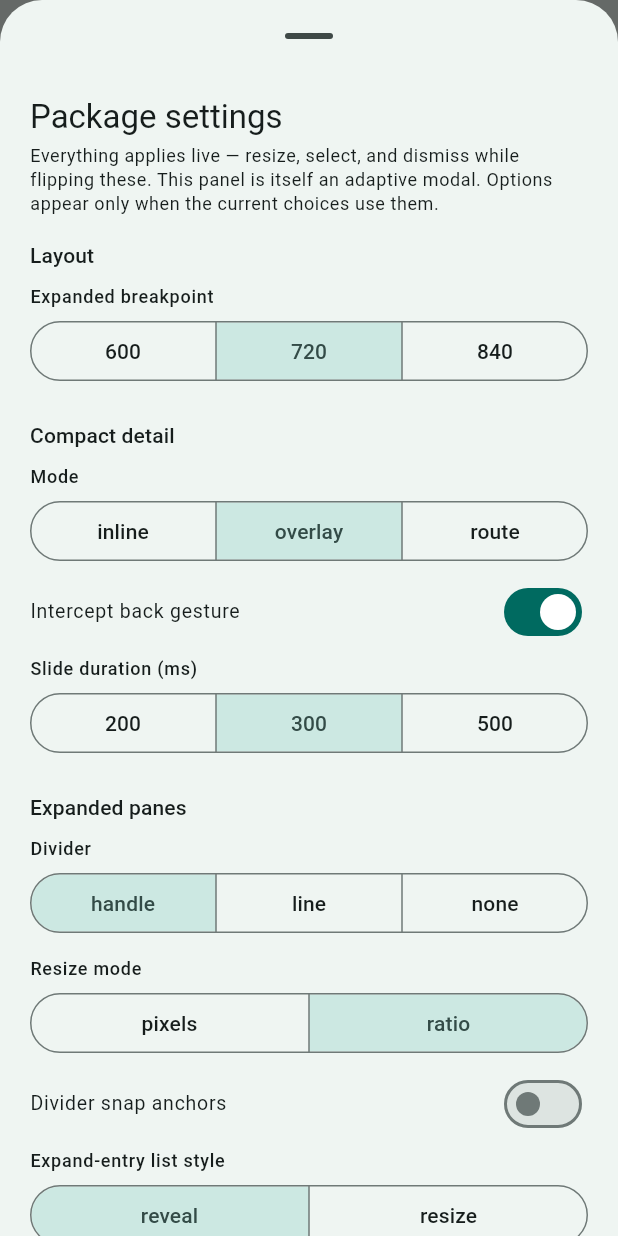
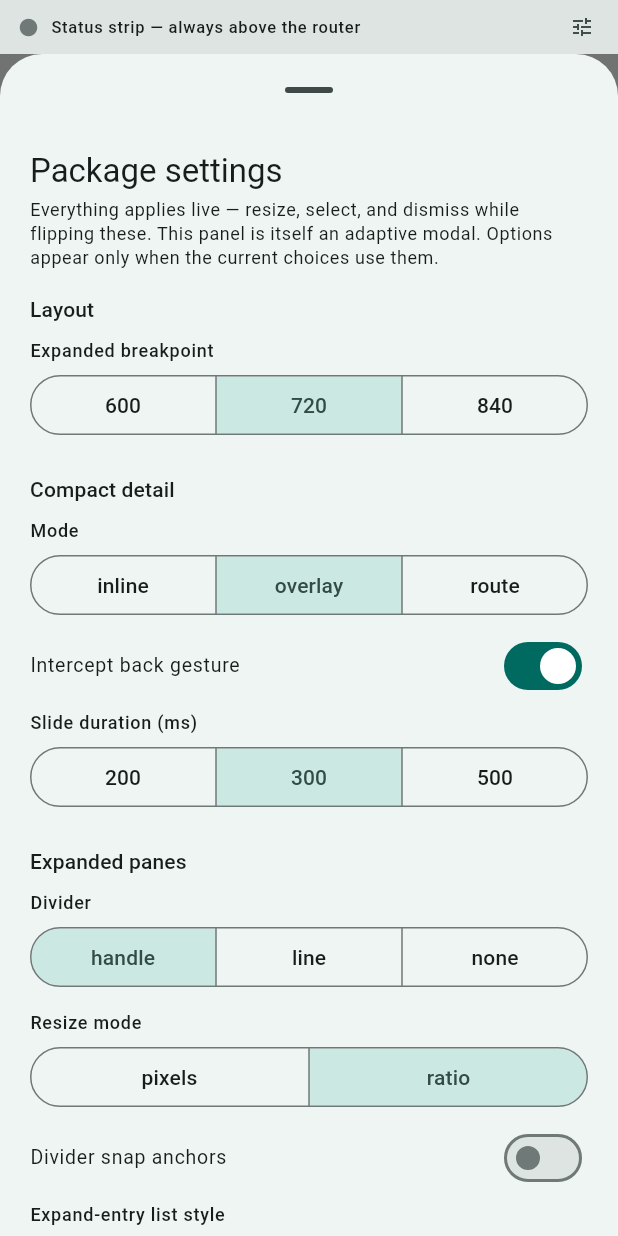
Before and after one commit to whuppi/morph_kit, a Flutter app: the screen it shows after launch, after a tap on the "tune" icon, on a phone screen of 412 x 824 dp. Run offline on Flutter 3.47's test engine with Material 3 defaults, Android fonts, the phone set to English and light mode, and no system bars; our stand-ins replace auto_route.

Commit message:
docs(example): status strip moves to MaterialApp.builder — chrome above every route

```diff
--- a/example/lib/main.dart
+++ b/example/lib/main.dart
@@ -71,6 +71,32 @@ class _ExampleAppState extends State<ExampleApp> {
             ),
           ),
           routerConfig: _router.config(),
+          // App chrome that must outlive EVERY route lives here, above
+          // the Navigator — a page can never do this: any push (a
+          // route-mode detail, a modal) covers page content. The chrome
+          // level hosts its OWN Overlay: floating pieces up here
+          // (tooltips) can't reach the app's overlay, which lives below,
+          // inside `child`. The strip's actions run through the
+          // navigator's own context, since the builder context sits
+          // above it.
+          builder: (context, child) => Overlay(
+            initialEntries: [
+              OverlayEntry(
+                builder: (context) => Material(
+                  color: Theme.of(context).colorScheme.surface,
+                  child: Column(
+                    children: [
+                      StatusStrip(
+                        navigatorContext: () =>
+                            _router.navigatorKey.currentContext!,
+                      ),
+                      Expanded(child: child!),
+                    ],
+                  ),
+                ),
+              ),
+            ],
+          ),
         ),
       ),
     );
@@ -1511,34 +1537,29 @@ class _MultiTypeListDetailRouterState extends State<MultiTypeListDetailRouter> {
 // SHELLS
 // =============================================================================
 
-/// Root shell — a persistent zone that sits ABOVE the router, so route swaps
-/// and overlay details never cover or remount it.
+/// Root shell — the top page of the root stack. The persistent strip is
+/// NOT here: a page can be covered by anything pushed above it, so the
+/// strip lives in `MaterialApp.builder`, above the Navigator itself.
 @RoutePage()
 class RootShellScreen extends StatelessWidget {
   const RootShellScreen({super.key});
 
   @override
   Widget build(BuildContext context) {
-    final colorScheme = Theme.of(context).colorScheme;
-
-    return Material(
-      color: colorScheme.surface,
-      child: const Column(
-        children: [
-          StatusStrip(),
-          Expanded(child: AutoRouter()),
-        ],
-      ),
-    );
+    return const AutoRouter();
   }
 }
 
 /// The persistent strip: shows the active deploy when one is running.
-/// Rendered outside the nested router, so overlay-mode details (which live in
-/// the nested Navigator's overlay) slide UNDER it — that layering is part of
-/// the contract being demonstrated.
+/// Mounted in `MaterialApp.builder` — above the app's Navigator — so no
+/// route, detail page, or modal can ever cover it.
 class StatusStrip extends StatelessWidget {
-  const StatusStrip({super.key});
+  const StatusStrip({super.key, required this.navigatorContext});
+
+  /// The navigator's context, for actions that present routes (the ⚙
+  /// settings modal): the strip's own context sits ABOVE the Navigator
+  /// and cannot push into it.
+  final BuildContext Function() navigatorContext;
 
   @override
   Widget build(BuildContext context) {
@@ -1583,7 +1604,7 @@ class StatusStrip extends StatelessWidget {
                     icon: const Icon(Icons.tune, size: 16),
                     visualDensity: VisualDensity.compact,
                     tooltip: 'Package settings',
-                    onPressed: () => showPackageSettings(context),
+                    onPressed: () => showPackageSettings(navigatorContext()),
                   ),
                   const SizedBox(width: 4),
                 ],
```
Also changed, not shown: 1 other file.
